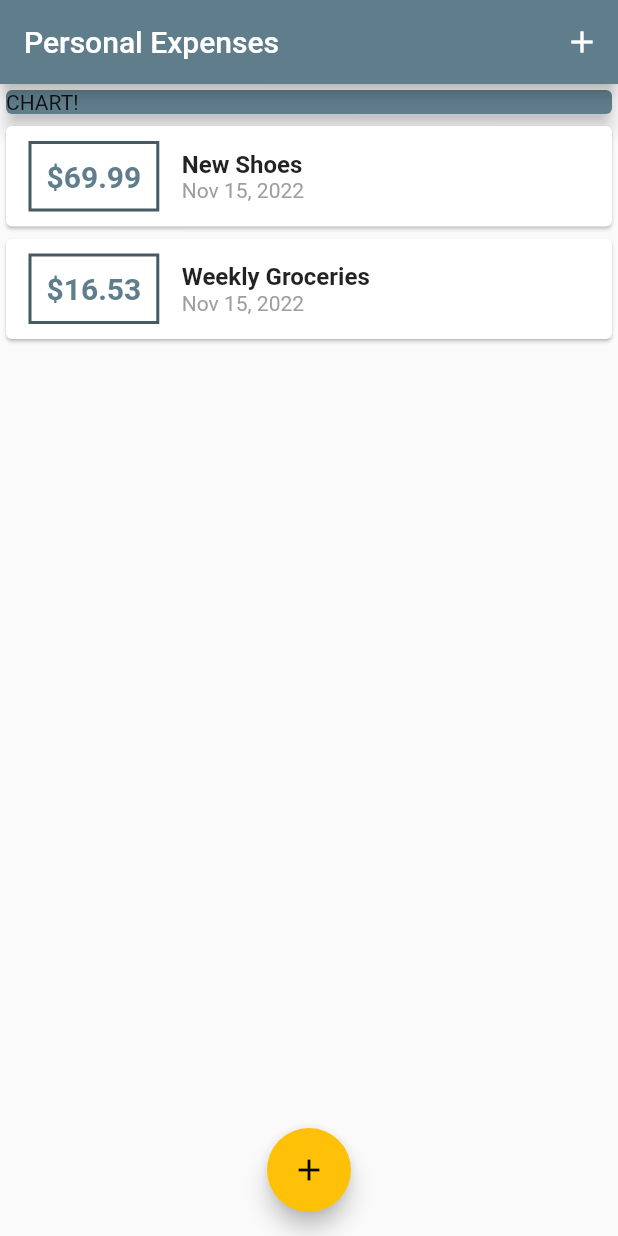
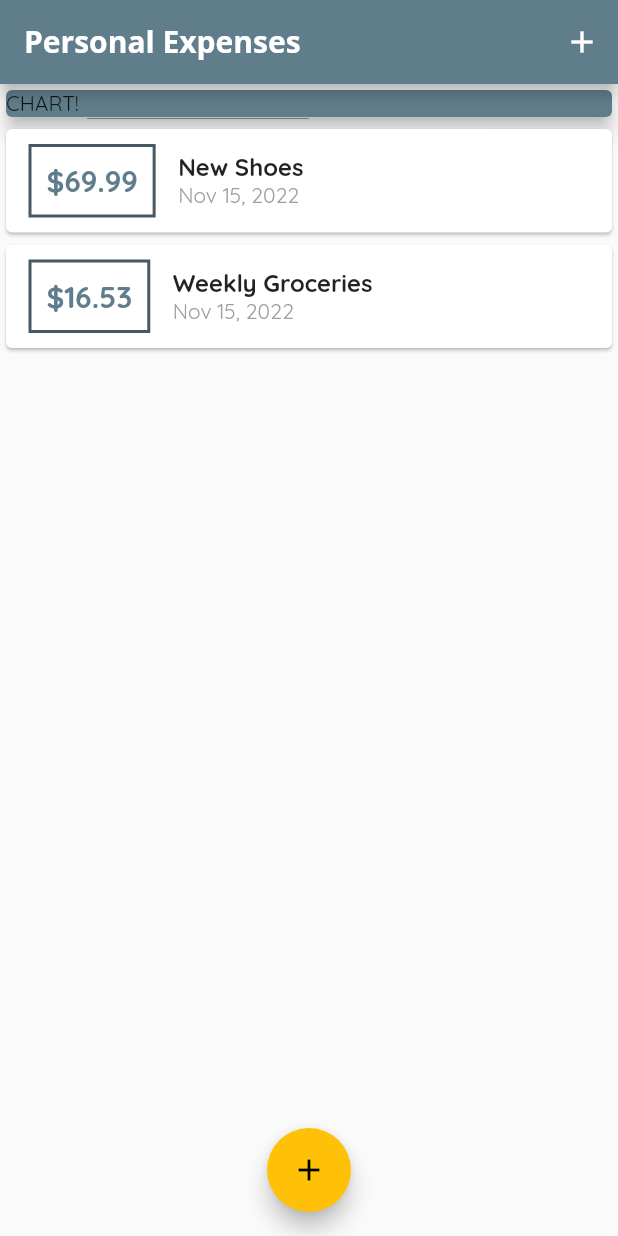
Before and after one commit to khlebobul/personal-expenses-app, a Flutter app: the screen it shows after launch, on a phone screen of 412 x 824 dp. Run offline on Flutter 3.47's test engine with Material 2 defaults, Android fonts, the phone set to English and light mode, and no system bars.

Commit message:
Theming using fonts and styles

```diff
--- a/lib/main.dart
+++ b/lib/main.dart
@@ -15,6 +15,12 @@ class MyApp extends StatelessWidget {
       theme: ThemeData(
         primarySwatch: Colors.blueGrey,
         accentColor: Colors.amber,
+        fontFamily: 'Quicksand',
+        appBarTheme: AppBarTheme(
+            titleTextStyle: TextStyle(
+                fontFamily: 'OpenSans',
+                fontSize: 20,
+                fontWeight: FontWeight.bold)),
       ),
       home: MyHomePage(),
     );
@@ -74,7 +80,10 @@ class _MyHomePageState extends State<MyHomePage> {
   Widget build(BuildContext context) {
     return Scaffold(
       appBar: AppBar(
-        title: Text('Personal Expenses'),
+        title: Text(
+          'Personal Expenses',
+          style: TextStyle(fontFamily: 'OpenSans'),
+        ),
         actions: <Widget>[
           IconButton(
             onPressed: () => _startAddNewTransaction(context),
```
Also changed, not shown: pubspec.yaml (+11 -11 lines), assets/fonts/OpenSans-Bold.ttf (added), assets/fonts/OpenSans-Regular.ttf (added), assets/fonts/Quicksand-Bold.ttf (added), assets/fonts/Quicksand-Light.ttf (added), assets/fonts/Quicksand-Medium.ttf (added), assets/fonts/Quicksand-Regular.ttf (added), 16 other files.
